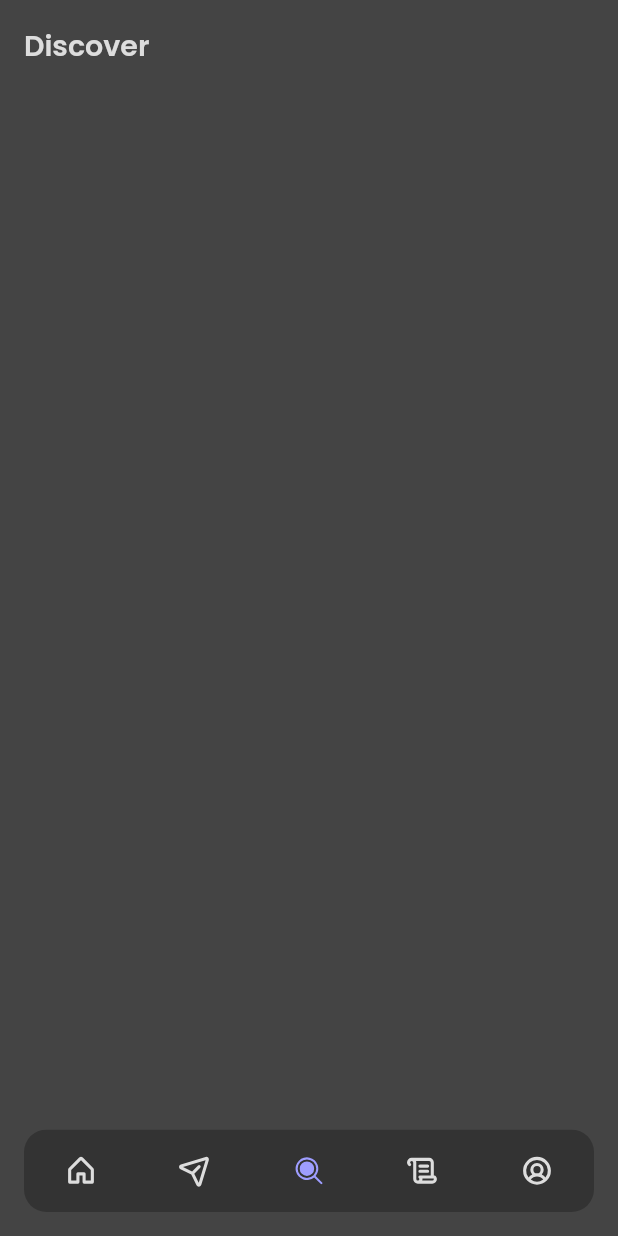
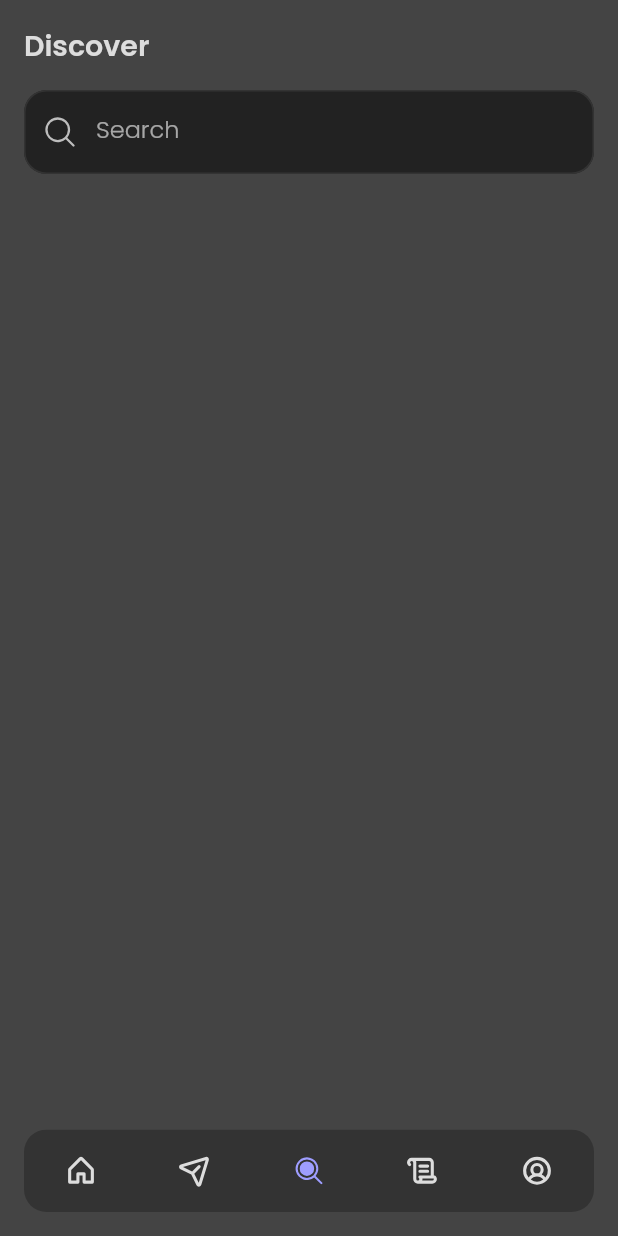
Before and after one commit to mabdullah412/event-services-marketplace, a Flutter app: the screen it shows after launch, item 3 of the bottom bar chosen, on a phone screen of 412 x 824 dp. Run offline on Flutter 3.47's test engine with Material 2 defaults, Android fonts, the phone set to English and light mode, and no system bars; our stand-ins replace phosphor_flutter.

Commit message:
updated theming and added search bar

```diff
--- a/lib/presentation/screens/discover_screen.dart
+++ b/lib/presentation/screens/discover_screen.dart
@@ -1,4 +1,5 @@
 import 'package:flutter/material.dart';
+import 'package:phosphor_flutter/phosphor_flutter.dart';
 
 import '../../constants/constants.dart';
 import '../widgets/header.dart';
@@ -12,8 +13,16 @@ class DiscoverScreen extends StatelessWidget {
       child: Container(
         padding: const EdgeInsets.all(padding),
         child: Column(
-          children: const [
-            Header(title: 'Discover'),
+          crossAxisAlignment: CrossAxisAlignment.stretch,
+          children: [
+            const Header(title: 'Discover'),
+            const SizedBox(height: padding),
+            TextFormField(
+              decoration: const InputDecoration(
+                labelText: 'Search',
+                prefixIcon: Icon(PhosphorIcons.magnifyingGlass),
+              ),
+            ),
           ],
         ),
       ),
--- a/lib/presentation/screens/inbox_screen.dart
+++ b/lib/presentation/screens/inbox_screen.dart
@@ -12,8 +12,21 @@ class InboxScreen extends StatelessWidget {
       child: Container(
         padding: const EdgeInsets.all(padding),
         child: Column(
-          children: const [
-            Header(title: 'Inbox'),
+          crossAxisAlignment: CrossAxisAlignment.stretch,
+          children: [
+            const Header(title: 'Inbox'),
+            Expanded(child: Container()),
+            Text(
+              'No messages yet.',
+              textAlign: TextAlign.center,
+              style: Theme.of(context).primaryTextTheme.bodyMedium,
+            ),
+            Text(
+              'Start a conversation with the service providers, and get the job done.',
+              textAlign: TextAlign.center,
+              style: Theme.of(context).primaryTextTheme.bodyMedium,
+            ),
+            Expanded(child: Container()),
           ],
         ),
       ),
--- a/lib/presentation/themes.dart
+++ b/lib/presentation/themes.dart
@@ -52,6 +52,29 @@ class Themes {
       bodyMedium: TextStyle(
         fontSize: 14,
         color: Color(0xFFDDDDDD),
+      ),
+    ),
+
+    // input decoration
+    inputDecorationTheme: InputDecorationTheme(
+      filled: true,
+      fillColor: const Color(0xFF222222),
+      contentPadding: const EdgeInsets.all(padding),
+      labelStyle: const TextStyle(
+        fontSize: 16,
+        fontWeight: FontWeight.w300,
+      ),
+
+      // border
+      border: OutlineInputBorder(
+        borderRadius: BorderRadius.circular(radius),
+      ),
+      enabledBorder: OutlineInputBorder(
+        borderRadius: BorderRadius.circular(radius),
+        borderSide: const BorderSide(color: Color(0xFF333333)),
+      ),
+      focusedBorder: OutlineInputBorder(
+        borderRadius: BorderRadius.circular(radius),
       ),
     ),
 
@@ -150,6 +173,29 @@ class Themes {
       ),
     ),
 
+    // input decoration
+    inputDecorationTheme: InputDecorationTheme(
+      filled: true,
+      fillColor: const Color(0xFFFFFFFF),
+      contentPadding: const EdgeInsets.all(padding),
+      labelStyle: const TextStyle(
+        fontSize: 16,
+        fontWeight: FontWeight.w300,
+      ),
+
+      // border
+      border: OutlineInputBorder(
+        borderRadius: BorderRadius.circular(radius),
+      ),
+      enabledBorder: OutlineInputBorder(
+        borderRadius: BorderRadius.circular(radius),
+        borderSide: const BorderSide(color: Color(0xFFFFFFFF)),
+      ),
+      focusedBorder: OutlineInputBorder(
+        borderRadius: BorderRadius.circular(radius),
+      ),
+    ),
+
     // buttonthemes
     elevatedButtonTheme: ElevatedButtonThemeData(
       style: ButtonStyle(
```
